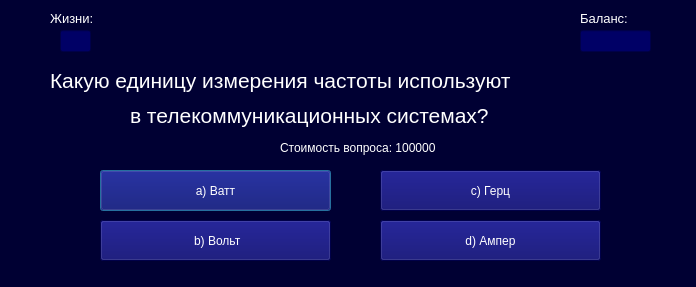
Before: the Qt Designer form ui_ui_files/question_window9_ui.ui in DelZeiT/How_to_become_a_millionaire, drawn with Qt 5.
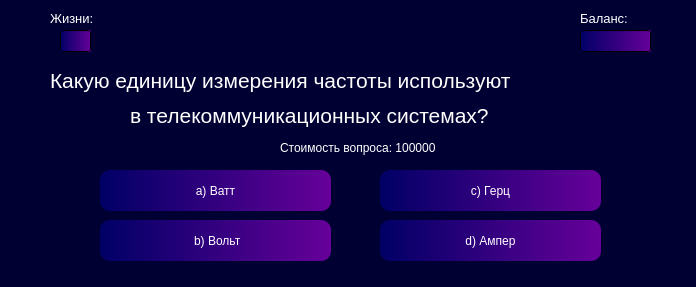
After: the same form once the commit is applied.

The edit to the form file:
```diff
--- a/ui_ui_files/question_window9_ui.ui
+++ b/ui_ui_files/question_window9_ui.ui
@@ -62,7 +62,7 @@
     </rect>
    </property>
    <property name="styleSheet">
-    <string notr="true">background-color: #000066; color: white</string>
+    <string notr="true">background-color: qlineargradient(x1:1, y1:0, x2:0, y2:0, stop:0 #660099, stop:1 #000066); color: white</string>
    </property>
    <property name="text">
     <string/>
@@ -102,7 +102,7 @@
     </rect>
    </property>
    <property name="styleSheet">
-    <string notr="true">background-color: #000066; color: white</string>
+    <string notr="true">background-color: qlineargradient(x1:1, y1:0, x2:0, y2:0, stop:0 #660099, stop:1 #000066); color: white</string>
    </property>
    <property name="text">
     <string/>
@@ -176,7 +176,7 @@
     </rect>
    </property>
    <property name="styleSheet">
-    <string notr="true">background-color: #000066; color: white</string>
+    <string notr="true">background-color: qlineargradient(x1:1, y1:0, x2:0, y2:0, stop:0 #660099, stop:1 #000066); color: white; border-radius: 10px</string>
    </property>
    <property name="text">
     <string>a) Ватт</string>
@@ -192,7 +192,7 @@
     </rect>
    </property>
    <property name="styleSheet">
-    <string notr="true">background-color: #000066; color: white</string>
+    <string notr="true">background-color: qlineargradient(x1:1, y1:0, x2:0, y2:0, stop:0 #660099, stop:1 #000066); color: white; border-radius: 10px</string>
    </property>
    <property name="text">
     <string> b) Вольт</string>
@@ -208,7 +208,7 @@
     </rect>
    </property>
    <property name="styleSheet">
-    <string notr="true">background-color: #000066; color: white</string>
+    <string notr="true">background-color: qlineargradient(x1:1, y1:0, x2:0, y2:0, stop:0 #660099, stop:1 #000066); color: white; border-radius: 10px</string>
    </property>
    <property name="text">
     <string>c) Герц</string>
@@ -224,7 +224,7 @@
     </rect>
    </property>
    <property name="styleSheet">
-    <string notr="true">background-color: #000066; color: white</string>
+    <string notr="true">background-color: qlineargradient(x1:1, y1:0, x2:0, y2:0, stop:0 #660099, stop:1 #000066); color: white; border-radius: 10px</string>
    </property>
    <property name="text">
     <string>d) Ампер</string>
```
